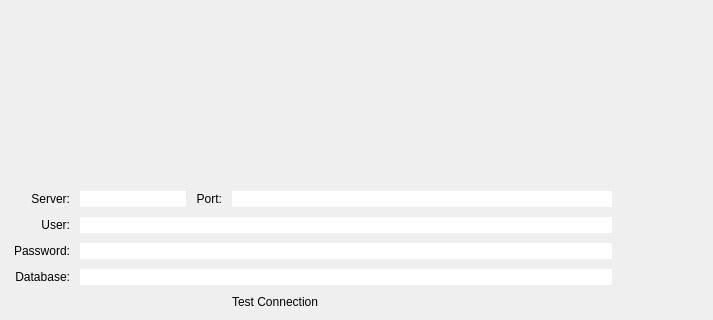
Before: the Qt Designer form src/components/database-assistant/databaseassistant.ui in RapidWebForge/RapidWebForgeApp, drawn with Qt 5; both pictures show x 87 to 800 and y 280 to 600 of the 800 by 600 pixel window.
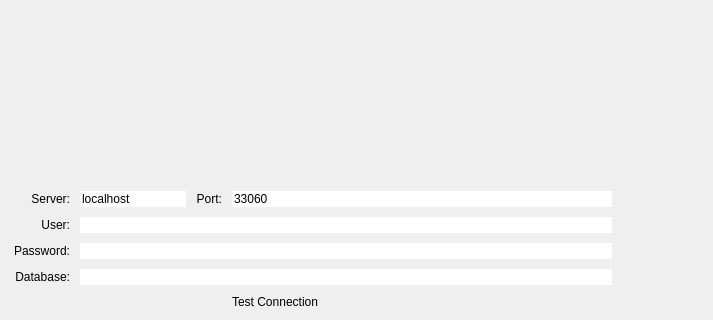
After: the same form once the commit is applied. Icons and pictures are not drawn.

What changed in the file:
```diff
--- a/src/components/database-assistant/databaseassistant.ui
+++ b/src/components/database-assistant/databaseassistant.ui
@@ -157,6 +157,9 @@
           <verstretch>0</verstretch>
          </sizepolicy>
         </property>
+        <property name="text">
+         <string>localhost</string>
+        </property>
        </widget>
       </item>
       <item row="1" column="0">
@@ -170,7 +173,11 @@
        </widget>
       </item>
       <item row="0" column="4">
-       <widget class="QLineEdit" name="portLineEdit"/>
+       <widget class="QLineEdit" name="portLineEdit">
+        <property name="text">
+         <string>33060</string>
+        </property>
+       </widget>
       </item>
       <item row="2" column="0">
        <widget class="QLabel" name="passwordLabel">
```
